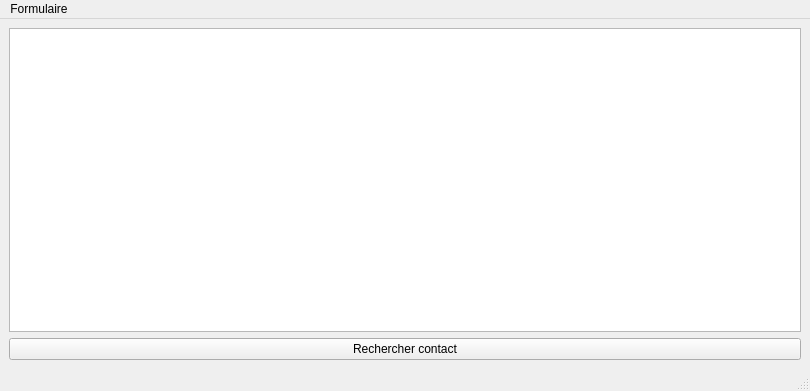
First picture: the form in Projet/View/mainwindow.ui, repository KieceDonc/L3_CDAA, before the edit.
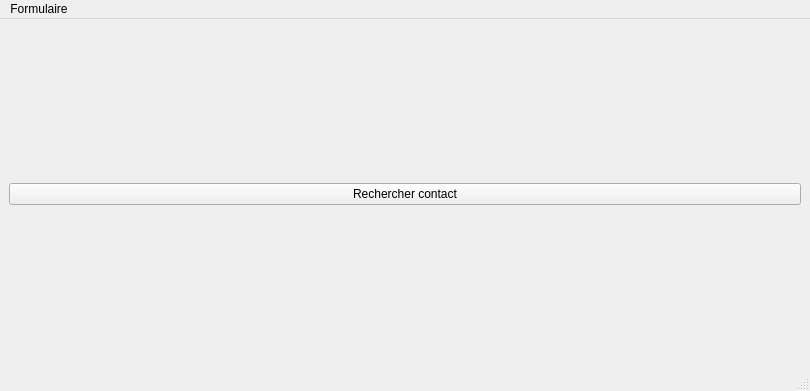
Second picture: the form after the edit.

```diff
--- a/Projet/View/mainwindow.ui
+++ b/Projet/View/mainwindow.ui
@@ -16,11 +16,7 @@
   <widget class="QWidget" name="centralwidget">
    <layout class="QVBoxLayout" name="verticalLayout_4">
     <item>
-     <layout class="QVBoxLayout" name="middleLayout">
-      <item>
-       <widget class="QListWidget" name="contactList"/>
-      </item>
-     </layout>
+     <layout class="QVBoxLayout" name="middleLayout"/>
     </item>
     <item>
      <widget class="QPushButton" name="findContact">
```
